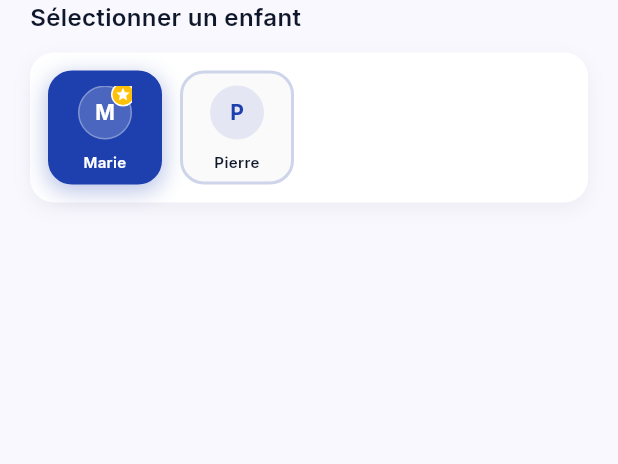
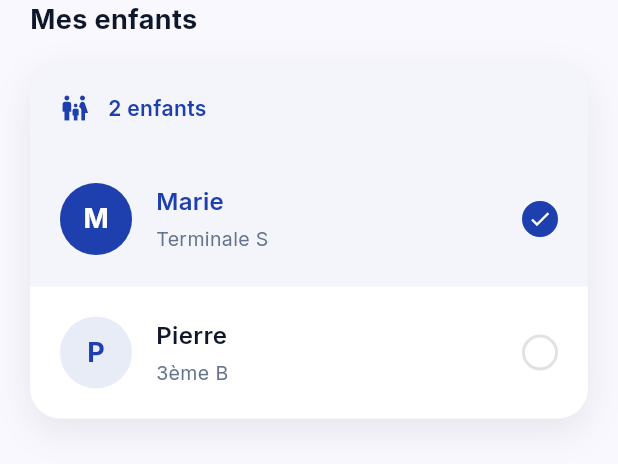
Before and after one commit to QuantaFL/portailEducationEleveParent, a Flutter app: the ChildSelectorTabs widget shown alone on an empty page, opened directly, on a phone screen of 412 x 824 dp. Shown: the top 464 px of the screen. Run offline on Flutter 3.47's test engine with Material 3 defaults, Android fonts, the phone set to English and light mode, and no system bars; drawn by our look-alikes of flutter_animate; our stand-ins replace connectivity_plus, dio, flutter_secure_storage, flutter_staggered_animations, get, google_fonts and 5 more; missing offline and left inert: dio_smart_retry; accounts and stored records are empty.

Commit message:
feat: Enhance ChildSelectorTabs with improved UI and animation effects

```diff
--- a/lib/app/modules/parent_home/widgets/child_selector_tabs.dart
+++ b/lib/app/modules/parent_home/widgets/child_selector_tabs.dart
@@ -1,4 +1,5 @@
 import 'package:flutter/material.dart';
+import 'package:flutter_animate/flutter_animate.dart';
 import 'package:get/get.dart';
 import 'package:google_fonts/google_fonts.dart';
 
@@ -21,40 +22,72 @@ class ChildSelectorTabs extends GetView<ParentHomeController> {
           crossAxisAlignment: CrossAxisAlignment.start,
           children: [
             Text(
-              'Sélectionner un enfant',
+              'Mes enfants',
               style: GoogleFonts.inter(
-                fontSize: 16,
-                fontWeight: FontWeight.w600,
+                fontSize: 18,
+                fontWeight: FontWeight.w700,
                 color: AppDesignSystem.textPrimary,
               ),
             ),
-            const SizedBox(height: 12),
-            // Horizontally scrollable container with proper visual feedback
+            const SizedBox(height: 16),
+            // Clean card-based selector
             Container(
-              height: 100,
               decoration: BoxDecoration(
                 color: Colors.white,
-                borderRadius: BorderRadius.circular(16),
+                borderRadius: BorderRadius.circular(20),
                 boxShadow: [
                   BoxShadow(
-                    color: Colors.black.withValues(alpha: 0.05),
-                    blurRadius: 10,
-                    offset: const Offset(0, 4),
+                    color: Colors.black.withOpacity(0.08),
+                    blurRadius: 20,
+                    offset: const Offset(0, 8),
                   ),
                 ],
               ),
-              child: ListView.separated(
-                scrollDirection: Axis.horizontal,
-                padding: const EdgeInsets.all(12),
-                itemCount: controller.children.length,
-                separatorBuilder: (context, index) => const SizedBox(width: 12),
-                itemBuilder: (context, index) {
-                  final child = controller.children[index];
+              child: Column(
+                children: [
+                  // Header with count
+                  Container(
+                    padding: const EdgeInsets.all(20),
+                    decoration: BoxDecoration(
+                      color: AppDesignSystem.primary.withOpacity(0.05),
+                      borderRadius: const BorderRadius.only(
+                        topLeft: Radius.circular(20),
+                        topRight: Radius.circular(20),
+                      ),
+                    ),
+                    child: Row(
+                      children: [
+                        Icon(
+                          Icons.family_restroom,
+                          color: AppDesignSystem.primary,
+                          size: 20,
+                        ),
+                        const SizedBox(width: 12),
+                        Text(
+                          '${controller.children.length} enfant${controller.children.length > 1 ? 's' : ''}',
+                          style: GoogleFonts.inter(
+                            fontSize: 14,
+                            fontWeight: FontWeight.w600,
+                            color: AppDesignSystem.primary,
+                          ),
+                        ),
+                      ],
+                    ),
+                  ),
+                  // Children list
+                  ...controller.children.asMap().entries.map((entry) {
+                    final index = entry.key;
+                    final child = entry.value;
                     final isSelected =
                         controller.selectedChildIndex.value == index;
+                    final isLast = index == controller.children.length - 1;
 
-                  return _buildChildTab(child, index, isSelected);
-                },
+                    return _buildChildItem(child, index, isSelected, isLast)
+                        .animate(delay: Duration(milliseconds: 100 * index))
+                        .fadeIn(duration: 300.ms)
+                        .slideX(begin: 0.3);
+                  }).toList(),
+                ],
               ),
             ),
           ],
@@ -63,54 +96,56 @@ class ChildSelectorTabs extends GetView<ParentHomeController> {
     });
   }
 
-  Widget _buildChildTab(dynamic child, int index, bool isSelected) {
+  Widget _buildChildItem(
+    dynamic child,
+    int index,
+    bool isSelected,
+    bool isLast,
+  ) {
     final childUser = child.user;
+    final className = child.classId == 1 ? 'Terminale S' : '3ème B';
 
-    return GestureDetector(
+    return Container(
+      decoration: BoxDecoration(
+        border: !isLast
+            ? Border(
+                bottom: BorderSide(
+                  color: Colors.grey.withOpacity(0.1),
+                  width: 1,
+                ),
+              )
+            : null,
+      ),
+      child: Material(
+        color: Colors.transparent,
+        child: InkWell(
           onTap: () => controller.selectChild(index),
+          borderRadius: BorderRadius.circular(isLast ? 20 : 0),
           child: AnimatedContainer(
-        duration: const Duration(milliseconds: 300),
-        curve: Curves.easeInOut,
-        width: 76,
-        padding: const EdgeInsets.all(8),
+            duration: const Duration(milliseconds: 200),
+            padding: const EdgeInsets.all(20),
             decoration: BoxDecoration(
-          // Strong visual feedback with color change
-          color: isSelected ? AppDesignSystem.primary : AppDesignSystem.surface,
-          borderRadius: BorderRadius.circular(16),
-          border: Border.all(
+              color: isSelected
+                  ? AppDesignSystem.primary.withOpacity(0.05)
+                  : Colors.transparent,
+              borderRadius: BorderRadius.circular(isLast ? 20 : 0),
+            ),
+            child: Row(
+              children: [
+                // Avatar
+                AnimatedContainer(
+                  duration: const Duration(milliseconds: 200),
+                  width: 48,
+                  height: 48,
+                  decoration: BoxDecoration(
                     color: isSelected
                         ? AppDesignSystem.primary
-                : AppDesignSystem.primary.withValues(alpha: 0.2),
-            width: 2,
-          ),
-          boxShadow: isSelected
-              ? [
-                  BoxShadow(
-                    color: AppDesignSystem.primary.withValues(alpha: 0.3),
-                    blurRadius: 12,
-                    offset: const Offset(0, 4),
-                    spreadRadius: 1,
-                  ),
-                ]
-              : [],
-        ),
-        child: Column(
-          mainAxisAlignment: MainAxisAlignment.center,
-          children: [
-            Stack(
-              children: [
-                Container(
-                  width: 36,
-                  height: 36,
-                  decoration: BoxDecoration(
-                    color: isSelected
-                        ? Colors.white.withValues(alpha: 0.2)
-                        : AppDesignSystem.primary.withValues(alpha: 0.1),
-                    borderRadius: BorderRadius.circular(18),
+                        : AppDesignSystem.primary.withOpacity(0.1),
+                    borderRadius: BorderRadius.circular(24),
                     border: isSelected
                         ? Border.all(
-                            color: Colors.white.withValues(alpha: 0.3),
-                            width: 1,
+                            color: AppDesignSystem.primary.withOpacity(0.3),
+                            width: 3,
                           )
                         : null,
                   ),
@@ -118,7 +153,7 @@ class ChildSelectorTabs extends GetView<ParentHomeController> {
                     child: Text(
                       childUser?.firstName?.substring(0, 1) ?? 'E',
                       style: GoogleFonts.inter(
-                        fontSize: 14,
+                        fontSize: 18,
                         fontWeight: FontWeight.w700,
                         color: isSelected
                             ? Colors.white
@@ -127,41 +162,57 @@ class ChildSelectorTabs extends GetView<ParentHomeController> {
                     ),
                   ),
                 ),
-                // Selected indicator star icon
-                if (isSelected)
-                  Positioned(
-                    right: -2,
-                    top: -2,
-                    child: Container(
-                      width: 16,
-                      height: 16,
-                      decoration: BoxDecoration(
-                        color: Colors.amber,
-                        borderRadius: BorderRadius.circular(8),
-                        border: Border.all(color: Colors.white, width: 1),
+                const SizedBox(width: 16),
+                // Info
+                Expanded(
+                  child: Column(
+                    crossAxisAlignment: CrossAxisAlignment.start,
+                    children: [
+                      Text(
+                        childUser?.firstName ?? 'Élève',
+                        style: GoogleFonts.inter(
+                          fontSize: 16,
+                          fontWeight: FontWeight.w600,
+                          color: isSelected
+                              ? AppDesignSystem.primary
+                              : AppDesignSystem.textPrimary,
                         ),
-                      child: const Icon(
-                        Icons.star,
-                        size: 10,
-                        color: Colors.white,
                       ),
+                      const SizedBox(height: 4),
+                      Text(
+                        className,
+                        style: GoogleFonts.inter(
+                          fontSize: 13,
+                          color: AppDesignSystem.textSecondary,
                         ),
                       ),
                     ],
                   ),
-            const SizedBox(height: 8),
-            Text(
-              childUser?.firstName ?? 'Élève',
-              style: GoogleFonts.inter(
-                fontSize: 10,
-                fontWeight: FontWeight.w600,
-                color: isSelected ? Colors.white : AppDesignSystem.textPrimary,
                 ),
-              maxLines: 1,
-              overflow: TextOverflow.ellipsis,
-              textAlign: TextAlign.center,
+                // Selection indicator
+                AnimatedContainer(
+                  duration: const Duration(milliseconds: 200),
+                  width: 24,
+                  height: 24,
+                  decoration: BoxDecoration(
+                    color: isSelected
+                        ? AppDesignSystem.primary
+                        : Colors.transparent,
+                    borderRadius: BorderRadius.circular(12),
+                    border: Border.all(
+                      color: isSelected
+                          ? AppDesignSystem.primary
+                          : Colors.grey.withOpacity(0.3),
+                      width: 2,
+                    ),
+                  ),
+                  child: isSelected
+                      ? const Icon(Icons.check, size: 16, color: Colors.white)
+                      : null,
                 ),
               ],
+            ),
+          ),
         ),
       ),
     );
```
Lines whose indentation alone changed are shown as unchanged.
